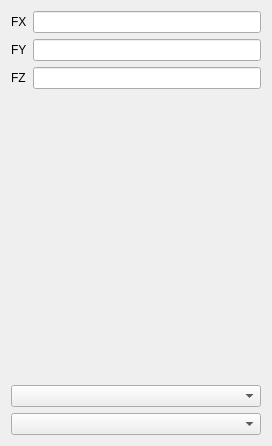
Old version of the form plugins/Base_PhysicalField/LinearForcePage.ui in the repository asd977/base_cae.
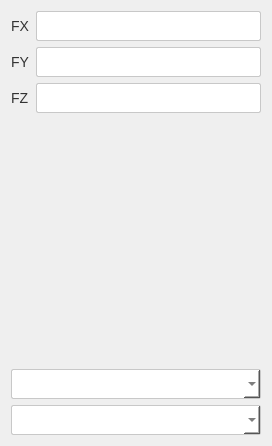
New version of the form.

Commit message: style: unify BasePage ui styles for physical field pages

Diff of the .ui file:
```diff
--- a/plugins/Base_PhysicalField/LinearForcePage.ui
+++ b/plugins/Base_PhysicalField/LinearForcePage.ui
@@ -13,6 +13,64 @@
   <property name="windowTitle">
    <string>Form</string>
   </property>
+  <property name="styleSheet">
+   <string notr="true">QWidget {
+    font-family: &quot;Microsoft YaHei&quot;, &quot;微软雅黑&quot;;
+    font-size: 14px;
+    color: rgb(51, 51, 51);
+}
+QLabel {
+    color: rgb(51, 51, 51);
+}
+QLabel#pageNameLabel {
+    font-size: 20px;
+    color: rgb(53, 103, 147);
+    padding-left: 9px;
+}
+QPushButton {
+    background-color: rgb(224, 233, 244);
+    border: 1px solid rgb(169, 169, 169);
+    border-radius: 2px;
+    min-height: 30px;
+    padding: 0 10px;
+}
+QPushButton:hover {
+    background-color: rgb(210, 224, 241);
+}
+QPushButton:pressed {
+    background-color: rgb(196, 214, 234);
+}
+QPushButton#pushButton {
+    border-left: none;
+    border-right: none;
+    border-radius: 0;
+    text-align: left;
+    padding-left: 15px;
+    font-size: 17px;
+}
+QLineEdit, QComboBox, QSpinBox, QDoubleSpinBox, QDateTimeEdit {
+    border: 1px solid rgb(200, 200, 200);
+    border-radius: 2px;
+    min-height: 28px;
+    padding: 0 6px;
+    background: rgb(255, 255, 255);
+}
+QLineEdit:focus, QComboBox:focus, QSpinBox:focus, QDoubleSpinBox:focus, QDateTimeEdit:focus {
+    border: 1px solid rgb(100, 100, 255);
+}
+QGroupBox {
+    border: 1px solid rgb(210, 210, 210);
+    border-radius: 4px;
+    margin-top: 10px;
+    padding-top: 8px;
+}
+QGroupBox::title {
+    subcontrol-origin: margin;
+    left: 10px;
+    padding: 0 4px;
+    color: rgb(53, 103, 147);
+}</string>
+  </property>
   <layout class="QGridLayout" name="gridLayout">
    <item row="3" column="1">
     <spacer name="verticalSpacer">
```
The commit also changes 10 other files.
